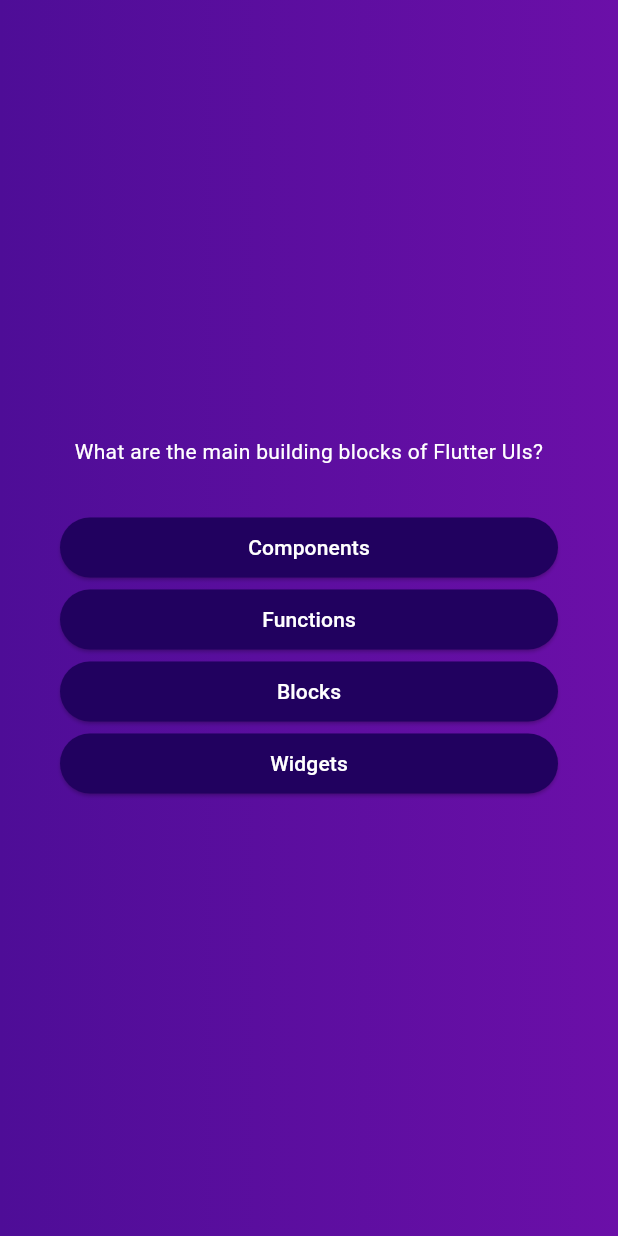
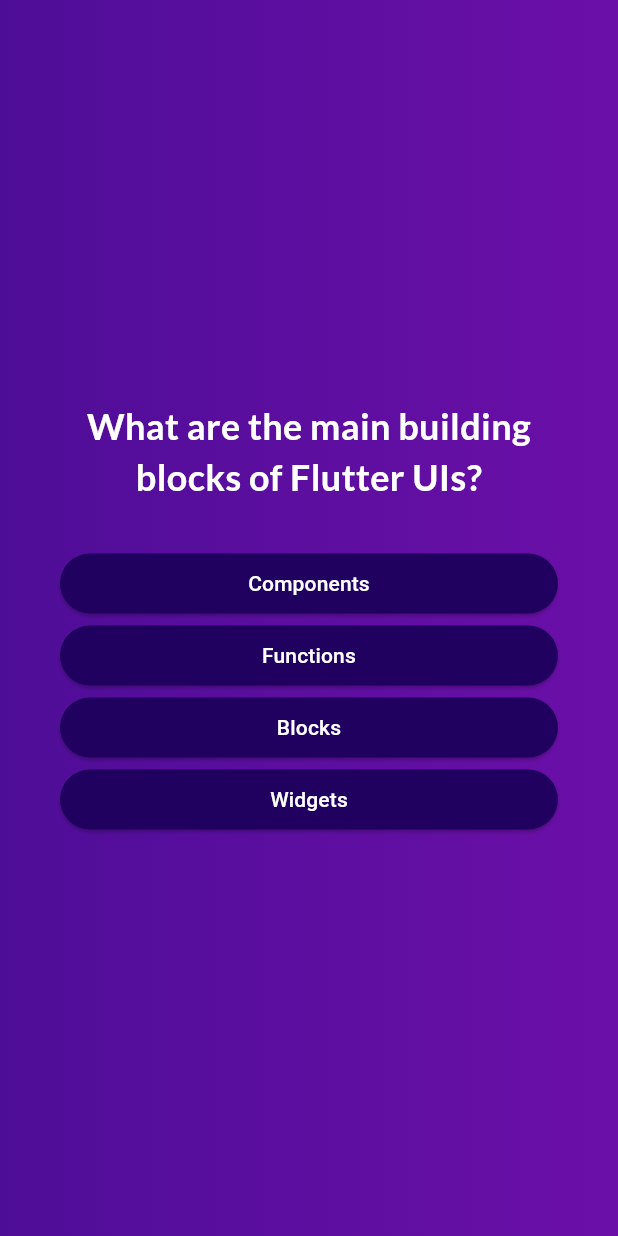
Before and after one commit to 07rashmika/quiz_app, a Flutter app: the screen it shows after launch, after a tap on "Start Quiz", on a phone screen of 412 x 824 dp. Run offline on Flutter 3.47's test engine with Material 3 defaults, Android fonts, the phone set to English and light mode, and no system bars; our stand-ins replace google_fonts.

Commit message:
Changing questions created

```diff
--- a/lib/answer_button.dart
+++ b/lib/answer_button.dart
@@ -15,7 +15,7 @@ class AnswerButton extends StatelessWidget {
         backgroundColor: const Color.fromARGB(255, 33, 1, 95),
         foregroundColor: Colors.white,
       ),
-      child: Text(answerText),
+      child: Text(answerText, textAlign: TextAlign.center),
     );
   }
 }
--- a/lib/landing_page.dart
+++ b/lib/landing_page.dart
@@ -1,4 +1,5 @@
 import 'package:flutter/material.dart';
+import 'package:google_fonts/google_fonts.dart';
 
 class LandingPage extends StatelessWidget {
   const LandingPage(this.startQuiz, {super.key});
@@ -17,10 +18,10 @@ class LandingPage extends StatelessWidget {
             width: 300,
           ),
           const SizedBox(height: 45),
-          const Text(
+          Text(
             'Learn Flutter the fun way!',
-            style: TextStyle(
-              color: Color.fromARGB(255, 237, 223, 252),
+            style: GoogleFonts.lato(
+              color: const Color.fromARGB(255, 237, 223, 252),
               fontSize: 24,
             ),
           ),
--- a/lib/quiz_page.dart
+++ b/lib/quiz_page.dart
@@ -1,6 +1,7 @@
 import 'package:flutter/material.dart';
 import 'package:quiz_app/answer_button.dart';
 import 'package:quiz_app/data/questions.dart';
+import 'package:google_fonts/google_fonts.dart';
 
 class QuizPage extends StatefulWidget {
   const QuizPage({super.key});
@@ -10,9 +11,17 @@ class QuizPage extends StatefulWidget {
 }
 
 class _QuizPageState extends State<QuizPage> {
+  var currentQuestionIndex = 0;
+
+  void answerQuestion() {
+    setState(() {
+      currentQuestionIndex++;
+    });
+  }
+
   @override
   Widget build(BuildContext context) {
-    final currentQuestion = questions[0];
+    final currentQuestion = questions[currentQuestionIndex];
 
     return Center(
       child: Container(
@@ -23,12 +32,16 @@ class _QuizPageState extends State<QuizPage> {
           children: [
             Text(
               currentQuestion.text,
-              style: TextStyle(color: Colors.white),
+              style: GoogleFonts.lato(
+                color: Colors.white,
+                fontSize: 24,
+                fontWeight: FontWeight.bold,
+              ),
               textAlign: TextAlign.center,
             ),
             const SizedBox(height: 30),
             ...currentQuestion.getShuffledAnswers().map((answer) {
-              return AnswerButton(answer, () {});
+              return AnswerButton(answer, answerQuestion);
             }),
           ],
         ),
--- a/pubspec.yaml
+++ b/pubspec.yaml
@@ -34,6 +34,7 @@ dependencies:
   # The following adds the Cupertino Icons font to your application.
   # Use with the CupertinoIcons class for iOS style icons.
   cupertino_icons: ^1.0.8
+  google_fonts: ^6.2.1
 
 dev_dependencies:
   flutter_test:
```
Also changed, not shown: pubspec.lock, 2 other files.
